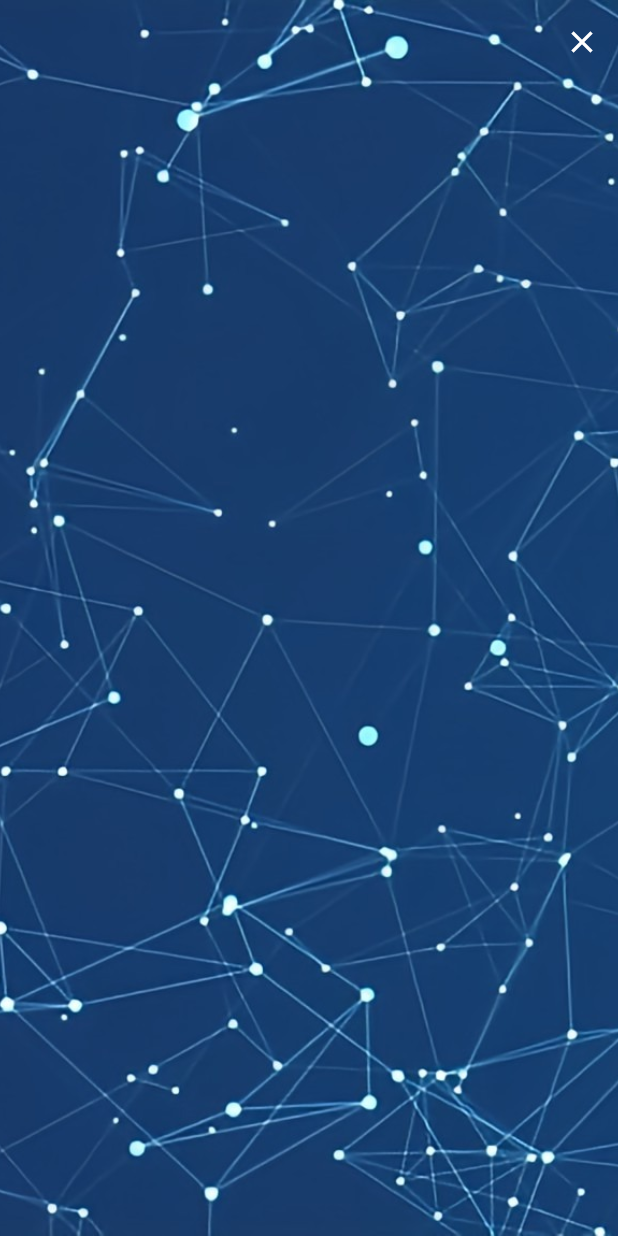
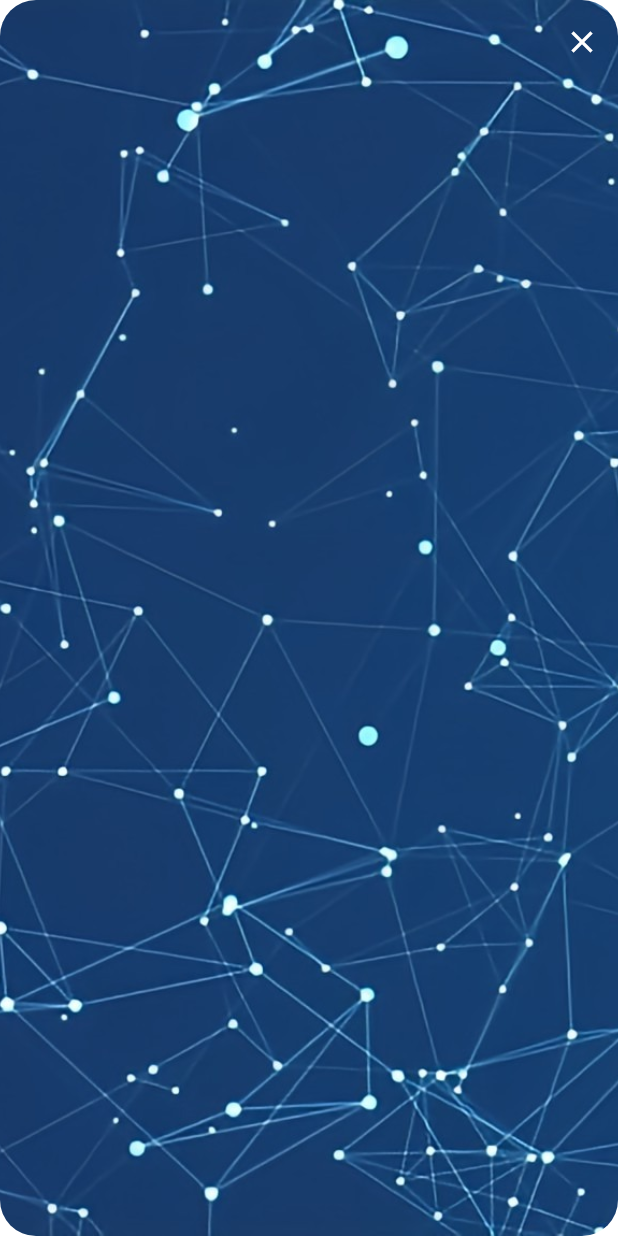
Before and after one commit to yasdpt/dns-changer, a Flutter app: the screen it shows after launch, on a phone screen of 412 x 824 dp. Run offline on Flutter 3.47's test engine with Material 3 defaults, Android fonts, the phone set to English and light mode, and no system bars; missing offline and left inert: window_manager.

Commit message:
feat: add border radius to home page

```diff
--- a/lib/src/pages/home_page.dart
+++ b/lib/src/pages/home_page.dart
@@ -13,9 +13,11 @@ class _HomePageState extends State<HomePage> {
   @override
   Widget build(BuildContext context) {
     return Scaffold(
+      backgroundColor: Colors.transparent,
       body: Container(
-        decoration: const BoxDecoration(
-          image: DecorationImage(
+        decoration: BoxDecoration(
+          borderRadius: BorderRadius.circular(24),
+          image: const DecorationImage(
             image: AssetImage(AppConsts.backgroundImage),
             fit: BoxFit.cover,
           ),
```
